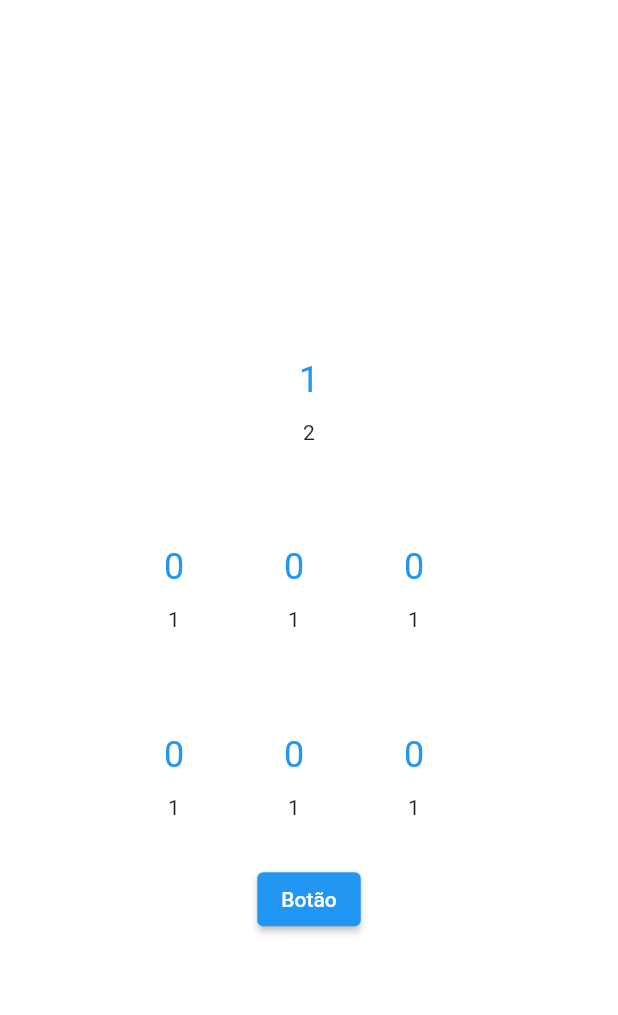
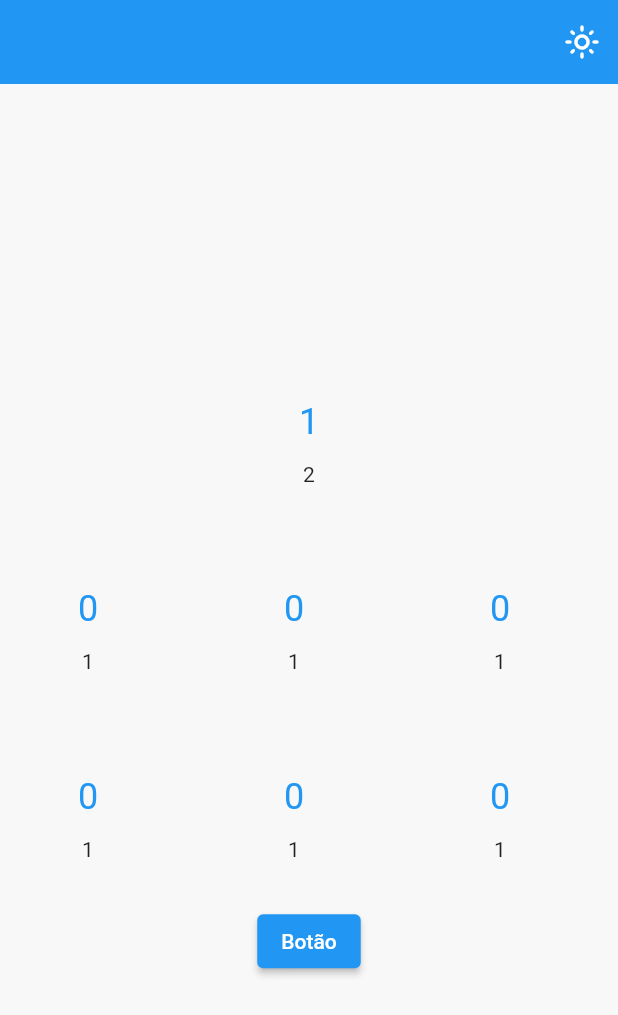
Before and after one commit to CiroDom/training_timer, a Flutter app: the screen it shows after launch, on a phone screen of 412 x 824 dp. Shown: the top 1015 px of the screen. Run offline on Flutter 3.47's test engine with Material 2 defaults, Android fonts, the phone set to English and light mode, and no system bars; drawn by our look-alikes of numberpicker; our stand-ins replace audioplayers.

```diff
--- a/lib/core/view_models/vm_initial_view.dart
+++ b/lib/core/view_models/vm_initial_view.dart
@@ -79,10 +79,10 @@ class VmInitialView extends ChangeNotifier {
     return VmTimerView(model: model);
   }
 
-  void _invalidTimeFunction(BuildContext context, String snackBarMessege) {
+  void _invalidTimeFunction(BuildContext context, String msg) {
     final snackBar = SnackBar(
-      content: Text(snackBarMessege),
-      duration: const Duration(milliseconds: 400),
+      content: Text(msg),
+      duration: const Duration(milliseconds: 600),
     );
     ScaffoldMessenger.of(context).showSnackBar(snackBar);
   }
--- a/lib/main.dart
+++ b/lib/main.dart
@@ -1,4 +1,8 @@
 import 'package:flutter/material.dart';
+import 'package:provider/provider.dart';
 import 'package:training_timer/material_app/training_timer_app.dart';
+import 'package:training_timer/ui/provider_models/theme_model.dart';
 
-void main() => runApp(const TrainingTimerApp());
+void main() => runApp(ChangeNotifierProvider(
+  create: (context) => ThemeModel(),
+  child: const TrainingTimerApp()));
--- a/lib/material_app/training_timer_app.dart
+++ b/lib/material_app/training_timer_app.dart
@@ -1,5 +1,8 @@
 import 'package:flutter/material.dart';
+import 'package:provider/provider.dart';
 import 'package:training_timer/core/view_models/vm_initial_view.dart';
+import 'package:training_timer/ui/provider_models/theme_model.dart';
+import 'package:training_timer/ui/res/our_themes.dart';
 
 import '../ui/views/initial_view.dart';
 
@@ -9,12 +12,13 @@ class TrainingTimerApp extends StatelessWidget {
   @override
   Widget build(BuildContext context) {
     final viemModel = VmInitialView();
+    ThemeMode ourThemeMode = Provider.of<ThemeModel>(context, listen: true).getOurThemeMode;
 
     return MaterialApp(
-      title: 'Flutter Demo',
-      theme: ThemeData(
-        primarySwatch: Colors.blue,
-      ),
+      debugShowCheckedModeBanner: false,
+      themeMode: ourThemeMode,
+      theme: OurThemes.light,
+      darkTheme: OurThemes.dark,
       home: InitialView(viewModel: viemModel),
     );
   }
--- a/lib/ui/components/our_number_picker.dart
+++ b/lib/ui/components/our_number_picker.dart
@@ -17,7 +17,8 @@ class OurNumberPicker extends StatelessWidget {
 
   @override
   Widget build(BuildContext context) {
-    return NumberPicker(
+    return Expanded(
+      child: NumberPicker(
         axis: Axis.vertical,
         itemWidth: 60,
         itemHeight: 35,
@@ -26,6 +27,7 @@ class OurNumberPicker extends StatelessWidget {
         minValue: seriesConter ? 1 : 0,
         maxValue: maxValue,
         onChanged: onChanged,
+      ),
     );
   }
 }
--- /dev/null
+++ b/lib/ui/provider_models/theme_model.dart
@@ -0,0 +1,20 @@
+import 'package:flutter/material.dart';
+
+class ThemeModel extends ChangeNotifier {
+  ThemeMode _ourThemeMode = ThemeMode.light;
+  bool _switchState = false;
+  IconData _iconData = _iconLight;
+  static const _iconLight = Icons.light_mode_outlined;
+  static const _iconDark = Icons.dark_mode;
+
+  get getOurThemeMode => _ourThemeMode;
+  get getSwitchState => _switchState;
+  get getIcon => _iconData;
+
+  void switchThemeMode() {
+    _switchState = !_switchState;
+    _ourThemeMode = _switchState ? ThemeMode.dark : ThemeMode.light;
+    _iconData = _switchState ? _iconDark : _iconLight;
+    notifyListeners();
+  }
+}
--- /dev/null
+++ b/lib/ui/res/our_colors.dart
@@ -0,0 +1,12 @@
+import 'package:flutter/material.dart';
+
+class OurColors {
+  static const backgroundLight = Color(0xffF8F8F8);
+  static const textAndDetLight = Color(0xff333333);
+
+  static const backgroundDark = Color(0xff333333);
+  static const textAndDetDark = Color(0xffFFD700);
+
+  static const continueingAction = Color(0xff00FF00);
+  static const stoppingAction = Color(0xffFF0000);
+}
--- /dev/null
+++ b/lib/ui/res/our_themes.dart
@@ -0,0 +1,24 @@
+import 'package:flutter/material.dart';
+import 'package:training_timer/ui/res/our_colors.dart';
+
+class OurThemes {
+  static final light = ThemeData(
+    brightness: Brightness.light,
+    scaffoldBackgroundColor: OurColors.backgroundLight,
+    textTheme: const TextTheme(
+      bodyLarge: TextStyle(
+        color: OurColors.textAndDetLight,
+      ),
+    ),
+  );
+
+  static final dark = ThemeData(
+    brightness: Brightness.dark,
+    scaffoldBackgroundColor: OurColors.backgroundDark,
+    textTheme: const TextTheme(
+      bodyLarge: TextStyle(
+        color: OurColors.backgroundDark,
+      ),
+    ),
+  );
+}
--- a/lib/ui/views/initial_view.dart
+++ b/lib/ui/views/initial_view.dart
@@ -1,7 +1,9 @@
 import 'package:flutter/material.dart';
+import 'package:provider/provider.dart';
 import 'package:training_timer/core/view_models/vm_initial_view.dart';
 
 import '../components/our_number_picker.dart';
+import '../provider_models/theme_model.dart';
 
 class InitialView extends StatelessWidget {
   final VmInitialView viewModel;
@@ -14,7 +16,19 @@ class InitialView extends StatelessWidget {
     const maxMinAndSec = 59;
     const spaceBetween = 20.0;
 
-    return Column(
+    return Scaffold(
+      appBar: AppBar(
+        elevation: 0.0,
+        actions: [
+          IconButton(
+            icon: Icon(
+              Provider.of<ThemeModel>(context, listen: false).getIcon),
+            onPressed:
+                Provider.of<ThemeModel>(context, listen: false).switchThemeMode,
+          )
+        ],
+      ),
+      body: Column(
         mainAxisAlignment: MainAxisAlignment.center,
         children: [
           AnimatedBuilder(
@@ -60,7 +74,7 @@ class InitialView extends StatelessWidget {
                           seriesConter: false,
                           value: viewModel.getExecSec,
                           maxValue: maxMinAndSec,
-                        onChanged: (secs) => viewModel.setExecMin = secs,
+                          onChanged: (secs) => viewModel.setExecSec = secs,
                         ),
                         const SizedBox(
                           width: spaceBetween,
@@ -93,7 +107,7 @@ class InitialView extends StatelessWidget {
                           seriesConter: false,
                           value: viewModel.getRestSec,
                           maxValue: maxMinAndSec,
-                        onChanged: (secs) => viewModel.setRestMin = secs,
+                          onChanged: (secs) => viewModel.setRestSec = secs,
                         ),
                         const SizedBox(
                           width: spaceBetween,
@@ -111,6 +125,7 @@ class InitialView extends StatelessWidget {
               child: const Text('Botão')
           ),
         ],
+      ),
     );
   }
 }
--- a/pubspec.yaml
+++ b/pubspec.yaml
@@ -29,6 +29,8 @@ dependencies:
   cupertino_icons: ^1.0.2
   numberpicker: ^2.1.2
   audioplayers: ^4.1.0
+  fluttertoast: ^8.2.2
+  provider: ^6.0.5
 
 dev_dependencies:
   flutter_test:
@@ -49,6 +51,9 @@ flutter:
   # assets:
   #   - images/a_dot_burr.jpeg
   #   - images/a_dot_ham.jpeg
+
+  assets:
+    - assets/
 
   # An image asset can refer to one or more resolution-specific "variants", see
   # https://flutter.dev/assets-and-images/#resolution-aware
```
Also changed, not shown: lib/core/view_models/vm_timer_view.dart (+24 -18 lines), lib/ui/views/timer_view.dart (+46 -11 lines), pubspec.lock. Lines whose indentation alone changed are shown as unchanged.
